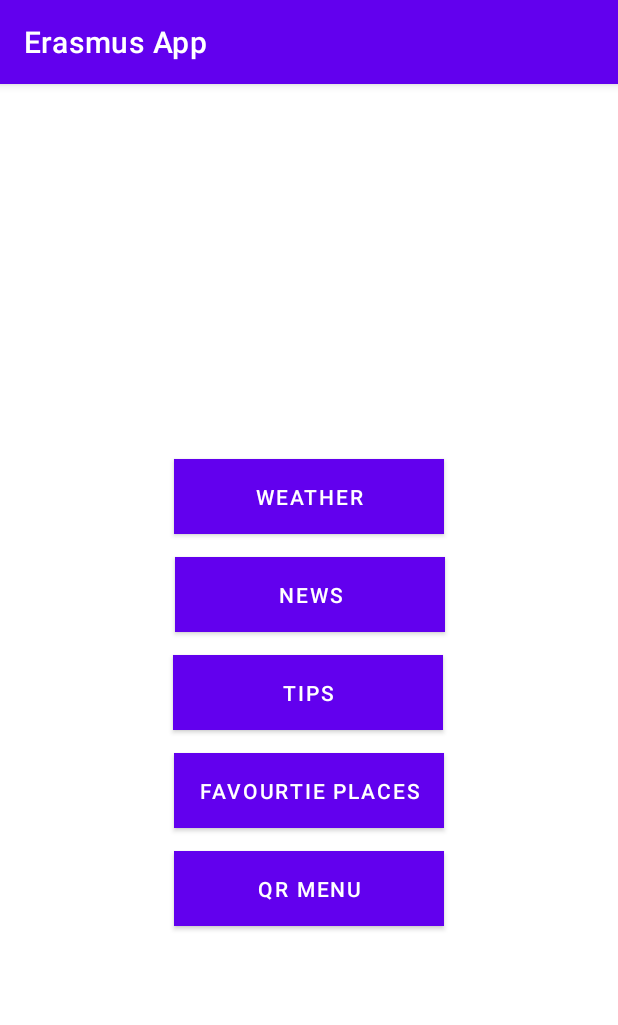
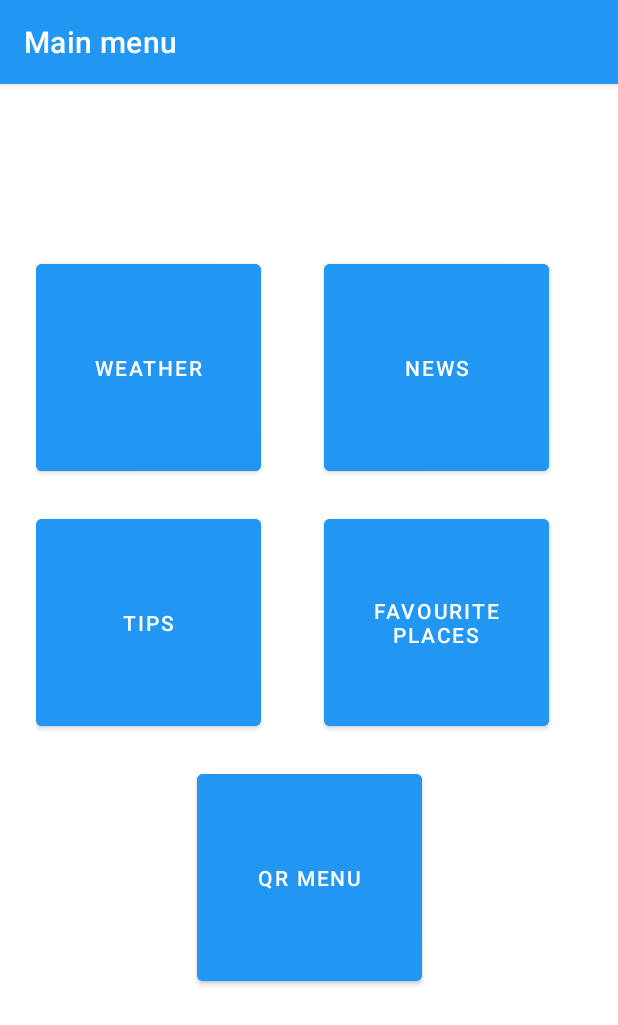
Before and after one commit to mkslovenia/ErasmusApp, an Android app: the screen it shows after launch (MainActivity), on a phone screen of 412 x 824 dp. Shown: the top 1025 px of the screen. Run offline under Robolectric (Android 15) with nearby library versions, the phone set to English and light mode, and no system bars; our stand-ins replace navigation-ui.

```diff
--- a/app/src/main/java/pl/uat/ea/MainActivity.kt
+++ b/app/src/main/java/pl/uat/ea/MainActivity.kt
@@ -2,10 +2,14 @@ package pl.uat.ea
 
 import androidx.appcompat.app.AppCompatActivity
 import android.os.Bundle
+import androidx.navigation.findNavController
+import androidx.navigation.ui.setupActionBarWithNavController
 
 class MainActivity : AppCompatActivity() {
     override fun onCreate(savedInstanceState: Bundle?) {
         super.onCreate(savedInstanceState)
         setContentView(R.layout.main_menu)
+
+        setupActionBarWithNavController(findNavController((R.id.fragment)))
     }
 }
--- a/app/src/main/java/pl/uat/ea/MainMenu.kt
+++ b/app/src/main/java/pl/uat/ea/MainMenu.kt
@@ -5,7 +5,50 @@ import androidx.fragment.app.Fragment
 import android.view.LayoutInflater
 import android.view.View
 import android.view.ViewGroup
+import android.widget.Button
+import androidx.lifecycle.ViewModelProvider
+import androidx.navigation.fragment.findNavController
+import androidx.recyclerview.widget.LinearLayoutManager
 
 class MainMenu : Fragment() {
 
+    override fun onCreateView(
+        inflater: LayoutInflater, container: ViewGroup?,
+        savedInstanceState: Bundle?
+    ): View? {
+        // Inflate the layout for this fragment
+        val view = inflater.inflate(R.layout.fragment_main_menu, container, false)
+
+        val weatherButton = view.findViewById<Button>(R.id.weatherButton)
+        val newsButton = view.findViewById<Button>(R.id.newsButton)
+        val tipsButton = view.findViewById<Button>(R.id.tipsButton)
+        val qrmenuButton = view.findViewById<Button>(R.id.QRMenuButton)
+        val favPlacesButton = view.findViewById<Button>(R.id.favPlacesButton)
+
+        weatherButton.setOnClickListener{
+            findNavController().navigate(R.id.action_mainMenu2_to_weather)
+        }
+
+        newsButton.setOnClickListener{
+            findNavController().navigate(R.id.action_mainMenu2_to_news)
+        }
+
+        tipsButton.setOnClickListener{
+            findNavController().navigate(R.id.action_mainMenu2_to_tips)
+        }
+
+        qrmenuButton.setOnClickListener{
+            findNavController().navigate(R.id.action_mainMenu2_to_QRMenu)
+        }
+
+        favPlacesButton.setOnClickListener{
+            findNavController().navigate(R.id.action_mainMenu2_to_favPlaces)
+        }
+
+        //Add menu
+        setHasOptionsMenu(true)
+
+        return view
+    }
+
 }
--- a/app/src/main/res/layout/fragment_main_menu.xml
+++ b/app/src/main/res/layout/fragment_main_menu.xml
@@ -9,59 +9,57 @@ android:padding="24dp">
 
     <Button
         android:id="@+id/weatherButton"
-        android:layout_width="180dp"
-        android:layout_height="50dp"
-        android:layout_marginTop="250dp"
-        android:background="#2196F3"
+        android:layout_width="150dp"
+        android:layout_height="150dp"
+        android:layout_marginTop="90dp"
+        android:backgroundTint="#2196F3"
         android:text="Weather"
-        app:layout_constraintEnd_toEndOf="parent"
         app:layout_constraintStart_toStartOf="parent"
         app:layout_constraintTop_toTopOf="parent" />
 
     <Button
         android:id="@+id/newsButton"
-        android:layout_width="180dp"
-        android:layout_height="50dp"
-        android:layout_marginTop="15dp"
-        android:background="#2196F3"
+        android:layout_width="150dp"
+        android:layout_height="150dp"
+        android:layout_marginStart="20dp"
+        android:layout_marginTop="90dp"
+        android:backgroundTint="#2196F3"
         android:text="News"
         app:layout_constraintEnd_toEndOf="parent"
-        app:layout_constraintHorizontal_bias="0.502"
+        app:layout_constraintStart_toEndOf="@+id/weatherButton"
+        app:layout_constraintTop_toTopOf="parent" />
+
+    <Button
+        android:id="@+id/tipsButton"
+        android:layout_width="150dp"
+        android:layout_height="150dp"
+        android:layout_marginTop="20dp"
+        android:backgroundTint="#2196F3"
+        android:text="Tips"
         app:layout_constraintStart_toStartOf="parent"
         app:layout_constraintTop_toBottomOf="@+id/weatherButton" />
 
     <Button
-        android:id="@+id/tipsBbutton"
-        android:layout_width="180dp"
-        android:layout_height="50dp"
-        android:layout_marginTop="15dp"
-        android:background="#2196F3"
-        android:text="Tips"
+        android:id="@+id/favPlacesButton"
+        android:layout_width="150dp"
+        android:layout_height="150dp"
+        android:layout_marginStart="20dp"
+        android:layout_marginTop="20dp"
+        android:backgroundTint="#2196F3"
+        android:text="Favourite places"
         app:layout_constraintEnd_toEndOf="parent"
-        app:layout_constraintHorizontal_bias="0.497"
-        app:layout_constraintStart_toStartOf="parent"
+        app:layout_constraintStart_toEndOf="@+id/tipsButton"
         app:layout_constraintTop_toBottomOf="@+id/newsButton" />
 
     <Button
-        android:id="@+id/favPlacesButton"
-        android:layout_width="180dp"
-        android:layout_height="50dp"
-        android:layout_marginTop="15dp"
-        android:background="#2196F3"
-        android:text="Favourtie places"
-        app:layout_constraintEnd_toEndOf="parent"
-        app:layout_constraintStart_toStartOf="parent"
-        app:layout_constraintTop_toBottomOf="@+id/tipsBbutton" />
-
-    <Button
         android:id="@+id/QRMenuButton"
-        android:layout_width="180dp"
-        android:layout_height="50dp"
-        android:layout_marginTop="15dp"
-        android:background="#2196F3"
+        android:layout_width="150dp"
+        android:layout_height="150dp"
+        android:layout_marginTop="20dp"
+        android:backgroundTint="#2196F3"
         android:text="QR Menu"
         app:layout_constraintEnd_toEndOf="parent"
         app:layout_constraintStart_toStartOf="parent"
-        app:layout_constraintTop_toBottomOf="@+id/favPlacesButton" />
+        app:layout_constraintTop_toBottomOf="@+id/tipsButton" />
 
 </androidx.constraintlayout.widget.ConstraintLayout>
--- a/app/src/main/res/layout/main_menu.xml
+++ b/app/src/main/res/layout/main_menu.xml
@@ -6,61 +6,16 @@
     android:layout_height="match_parent"
     tools:context=".MainActivity">
 
-    <Button
-        android:id="@+id/weatherButton"
-        android:layout_width="180dp"
-        android:layout_height="50dp"
-        android:layout_marginTop="250dp"
-        android:background="#2196F3"
-        android:text="Weather"
+    <fragment
+        android:id="@+id/fragment"
+        android:name="androidx.navigation.fragment.NavHostFragment"
+        android:layout_width="match_parent"
+        android:layout_height="match_parent"
+        app:defaultNavHost="true"
+        app:layout_constraintBottom_toBottomOf="parent"
         app:layout_constraintEnd_toEndOf="parent"
+        app:layout_constraintHorizontal_bias="0.5"
         app:layout_constraintStart_toStartOf="parent"
-        app:layout_constraintTop_toTopOf="parent" />
-
-    <Button
-        android:id="@+id/newsButton"
-        android:layout_width="180dp"
-        android:layout_height="50dp"
-        android:layout_marginTop="15dp"
-        android:background="#2196F3"
-        android:text="News"
-        app:layout_constraintEnd_toEndOf="parent"
-        app:layout_constraintHorizontal_bias="0.502"
-        app:layout_constraintStart_toStartOf="parent"
-        app:layout_constraintTop_toBottomOf="@+id/weatherButton" />
-
-    <Button
-        android:id="@+id/tipsBbutton"
-        android:layout_width="180dp"
-        android:layout_height="50dp"
-        android:layout_marginTop="15dp"
-        android:background="#2196F3"
-        android:text="Tips"
-        app:layout_constraintEnd_toEndOf="parent"
-        app:layout_constraintHorizontal_bias="0.497"
-        app:layout_constraintStart_toStartOf="parent"
-        app:layout_constraintTop_toBottomOf="@+id/newsButton" />
-
-    <Button
-        android:id="@+id/favPlacesButton"
-        android:layout_width="180dp"
-        android:layout_height="50dp"
-        android:layout_marginTop="15dp"
-        android:background="#2196F3"
-        android:text="Favourtie places"
-        app:layout_constraintEnd_toEndOf="parent"
-        app:layout_constraintStart_toStartOf="parent"
-        app:layout_constraintTop_toBottomOf="@+id/tipsBbutton" />
-
-    <Button
-        android:id="@+id/QRMenuButton"
-        android:layout_width="180dp"
-        android:layout_height="50dp"
-        android:layout_marginTop="15dp"
-        android:background="#2196F3"
-        android:text="QR Menu"
-        app:layout_constraintEnd_toEndOf="parent"
-        app:layout_constraintStart_toStartOf="parent"
-        app:layout_constraintTop_toBottomOf="@+id/favPlacesButton" />
-
+        app:layout_constraintTop_toTopOf="parent"
+        app:navGraph="@navigation/my_nav" />
 </androidx.constraintlayout.widget.ConstraintLayout>
--- a/app/src/main/res/navigation/my_nav.xml
+++ b/app/src/main/res/navigation/my_nav.xml
@@ -8,31 +8,47 @@
     <fragment
         android:id="@+id/weather"
         android:name="pl.uat.ea.Weather"
-        android:label="fragment_weather"
-        tools:layout="@layout/fragment_weather" />
+        android:label="Weather"
+        tools:layout="@layout/fragment_weather"/>
     <fragment
         android:id="@+id/news"
         android:name="pl.uat.ea.News"
-        android:label="fragment_news"
+        android:label="News"
         tools:layout="@layout/fragment_news" />
     <fragment
         android:id="@+id/tips"
         android:name="pl.uat.ea.Tips"
-        android:label="fragment_tips"
+        android:label="Tips"
         tools:layout="@layout/fragment_tips" />
     <fragment
         android:id="@+id/QRMenu"
         android:name="pl.uat.ea.QRMenu"
-        android:label="fragment_q_r_menu"
+        android:label="QRMenu"
         tools:layout="@layout/fragment_q_r_menu" />
     <fragment
         android:id="@+id/favPlaces"
         android:name="pl.uat.ea.FavPlaces"
-        android:label="fragment_fav_places"
+        android:label="Favourite Places"
         tools:layout="@layout/fragment_fav_places" />
     <fragment
         android:id="@+id/mainMenu2"
         android:name="pl.uat.ea.MainMenu"
-        android:label="fragment_main_menu"
-        tools:layout="@layout/fragment_main_menu" />
+        android:label="Main menu"
+        tools:layout="@layout/fragment_main_menu">
+        <action
+            android:id="@+id/action_mainMenu2_to_weather"
+            app:destination="@id/weather" />
+        <action
+            android:id="@+id/action_mainMenu2_to_tips"
+            app:destination="@id/tips" />
+        <action
+            android:id="@+id/action_mainMenu2_to_QRMenu"
+            app:destination="@id/QRMenu" />
+        <action
+            android:id="@+id/action_mainMenu2_to_news"
+            app:destination="@id/news" />
+        <action
+            android:id="@+id/action_mainMenu2_to_favPlaces"
+            app:destination="@id/favPlaces" />
+    </fragment>
 </navigation>
--- a/app/src/main/res/values/colors.xml
+++ b/app/src/main/res/values/colors.xml
@@ -1,10 +1,10 @@
 <?xml version="1.0" encoding="utf-8"?>
 <resources>
-    <color name="purple_200">#FFBB86FC</color>
-    <color name="purple_500">#FF6200EE</color>
-    <color name="purple_700">#FF3700B3</color>
-    <color name="teal_200">#FF03DAC5</color>
-    <color name="teal_700">#FF018786</color>
+    <color name="purple_200">#2196F3</color>
+    <color name="purple_500">#2196F3</color>
+    <color name="purple_700">#2196F3</color>
+    <color name="teal_200">#FFC300</color>
+    <color name="teal_700">#FF5733</color>
     <color name="black">#FF000000</color>
     <color name="white">#FFFFFFFF</color>
 </resources>
```
Also changed, not shown: app/src/main/java/pl/uat/ea/Weather.kt (line endings or trailing spaces).
